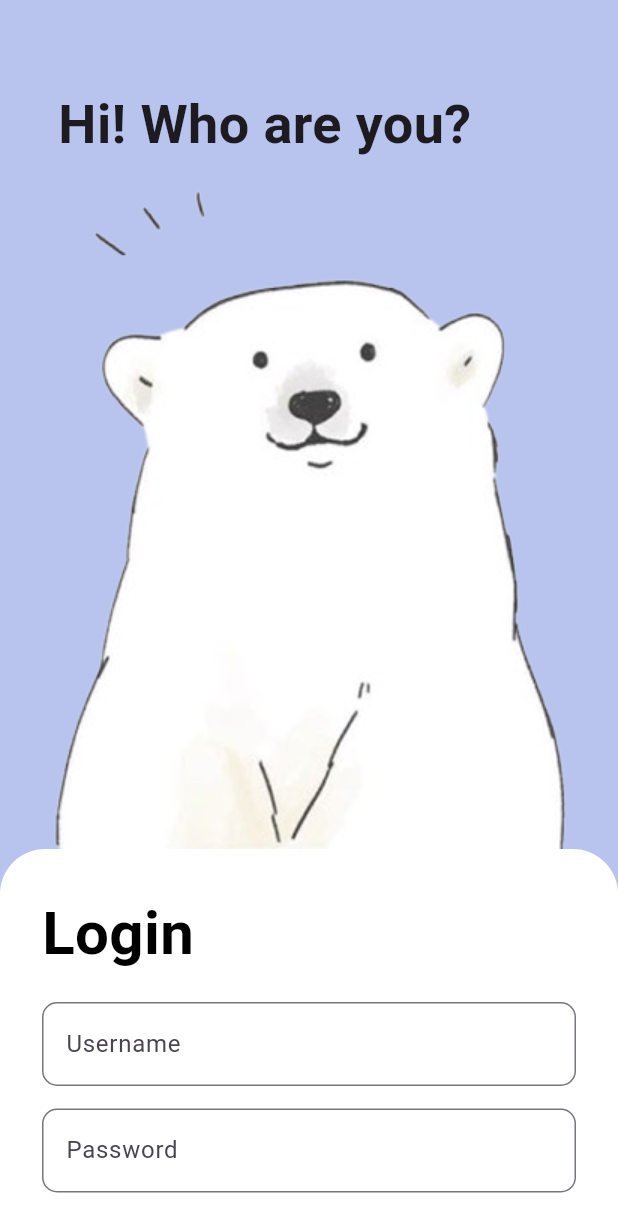
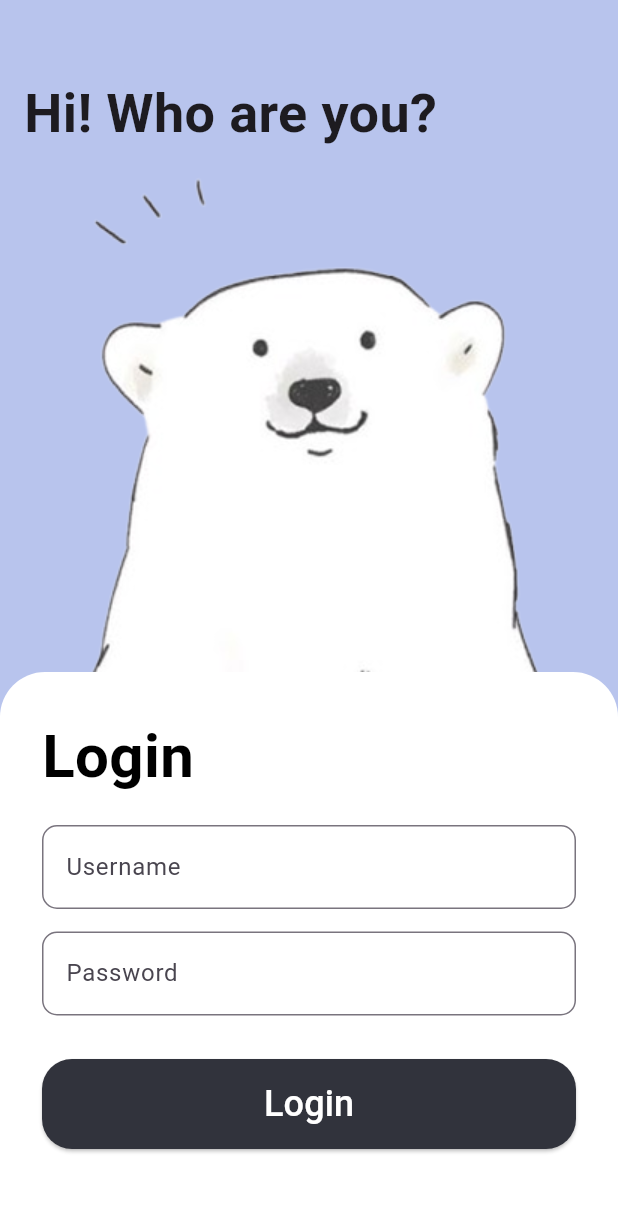
Before and after one commit to Amelvirda100/mobile_kalkulator, a Flutter app: the screen it shows after launch, on a phone screen of 412 x 824 dp. Shown: the top 1232 px of the screen. Run offline on Flutter 3.47's test engine with Material 3 defaults, Android fonts, the phone set to English and light mode, and no system bars; Roboto replaces fonts that are missing (Inria Sans).

Commit message:
first commit

```diff
--- a/lib/components/header_image.dart
+++ b/lib/components/header_image.dart
@@ -5,11 +5,18 @@ class HeaderImage extends StatelessWidget {
 
   @override
   Widget build(BuildContext context) {
-    return Image.asset(
-      'assets/beruangputih.png', // Ganti dengan path yang sesuai di folder assets
-      width: double.infinity,
-      fit: BoxFit.contain,
-      alignment: Alignment.center,
+    return Positioned(
+      bottom: 0,
+      left: 0,
+      right: 0,
+      child: IgnorePointer(
+        child: Image.asset(
+          'assets/beruangputih.png',
+          width: double.infinity,
+          fit: BoxFit.contain,
+          alignment: Alignment.center,
+        ),
+      ),
     );
   }
 }
--- a/lib/home_screen.dart
+++ b/lib/home_screen.dart
@@ -16,17 +16,34 @@ class _LoginPageState extends State<LoginPage> {
   final TextEditingController passwordController = TextEditingController();
 
   void login() {
-    String username = usernameController.text;
-    String password = passwordController.text;
+    String username = usernameController.text.trim();
+    String password = passwordController.text.trim();
 
-    if (username == "admin" && password == "1234") {
+    if (username.isEmpty || password.isEmpty) {
+      // Jika ada field yang kosong, tampilkan notifikasi warna biru/ungu
+      ScaffoldMessenger.of(context).showSnackBar(
+        SnackBar(
+          content: const Text("Mohon lengkapi data Anda!"),
+          backgroundColor: const Color(0xFF5C6BC0), // Warna biru keunguan
+          behavior: SnackBarBehavior.floating,
+          margin: const EdgeInsets.all(16),
+        ),
+      );
+    } else if (username == "admin" && password == "1234") {
+      // Jika login berhasil, pindah ke halaman berikutnya
       Navigator.pushReplacement(
         context,
         MaterialPageRoute(builder: (context) => const PilihanMenu()),
       );
     } else {
+      // Jika username atau password salah, tampilkan notifikasi merah
       ScaffoldMessenger.of(context).showSnackBar(
-        const SnackBar(content: Text("Username atau password salah!")),
+        SnackBar(
+          content: const Text("Username atau password salah!"),
+          backgroundColor: Colors.red,
+          behavior: SnackBarBehavior.floating,
+          margin: const EdgeInsets.all(16),
+        ),
       );
     }
   }
@@ -35,16 +52,21 @@ class _LoginPageState extends State<LoginPage> {
   Widget build(BuildContext context) {
     return Scaffold(
       backgroundColor: const Color(0xFFB8C4ED),
-      body: SingleChildScrollView(
-        child: Column(
+      body: Stack(
         children: [
-            Container(
-              padding: const EdgeInsets.fromLTRB(16, 14, 75, 0),
-              child: Column(
-                crossAxisAlignment: CrossAxisAlignment.end,
-                children: [
-                  const SizedBox(height: 43),
-                  const Text(
+          // Gambar tetap di posisi absolut, tidak naik saat keyboard muncul
+          Positioned(
+            top: 100, // Sesuaikan posisi gambar
+            left: 0,
+            right: 0,
+            child: const HeaderImage(),
+          ),
+
+          Positioned(
+            top: 50, // Sesuaikan posisi teks
+            left: 16,
+            right: 75,
+            child: const Text(
               'Hi! Who are you?',
               style: TextStyle(
                 fontSize: 36,
@@ -52,10 +74,27 @@ class _LoginPageState extends State<LoginPage> {
                 fontFamily: 'Inria Sans',
               ),
             ),
-                ],
           ),
+
+          // Isi utama tetap dalam scrollable layout agar bisa discroll
+          Positioned(
+            left: 0,
+            right: 0,
+            bottom: 0, // Awalnya di paling bawah
+            child: AnimatedContainer(
+              duration: const Duration(milliseconds: 300),
+              curve: Curves.easeOut,
+              padding: EdgeInsets.only(
+                bottom: MediaQuery.of(context).viewInsets.bottom > 0
+                    ? MediaQuery.of(context).viewInsets.bottom +
+                        1 // Naik saat keyboard muncul
+                    : 0, // Saat keyboard tidak muncul, tetap di paling bawah
               ),
-            const HeaderImage(),
+              child: SingleChildScrollView(
+                child: Column(
+                  mainAxisSize:
+                      MainAxisSize.min, // Supaya sesuai dengan kontennya
+                  children: [
                     LoginForm(
                       usernameController: usernameController,
                       passwordController: passwordController,
@@ -63,6 +102,10 @@ class _LoginPageState extends State<LoginPage> {
                     ),
                   ],
                 ),
+              ),
+            ),
+          ),
+        ],
       ),
     );
   }
--- a/lib/pilihan_menu.dart
+++ b/lib/pilihan_menu.dart
@@ -12,6 +12,7 @@ class PilihanMenu extends StatelessWidget {
   @override
   Widget build(BuildContext context) {
     return Scaffold(
+      backgroundColor: Color(0xffccd4ee),
       body: AnnotatedRegion<SystemUiOverlayStyle>(
         value: SystemUiOverlayStyle.dark,
         child: SafeArea(
```
Also changed, not shown: lib/cek_angka_screen.dart (+43 -14 lines), lib/cek_jumlah_angka_screen.dart (+37 -17 lines), lib/kalkulator_screen.dart (+87 -49 lines), pubspec.yaml (+1 -22 lines), assets/bagi.png, assets/kali.png. Lines whose indentation alone changed are shown as unchanged.
